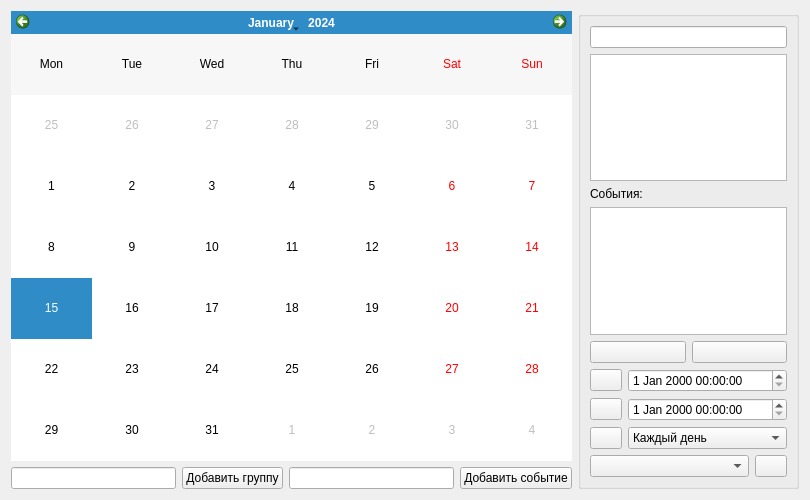
Qt form calendar_window.ui (Ledle/Qrganizer) before a commit.
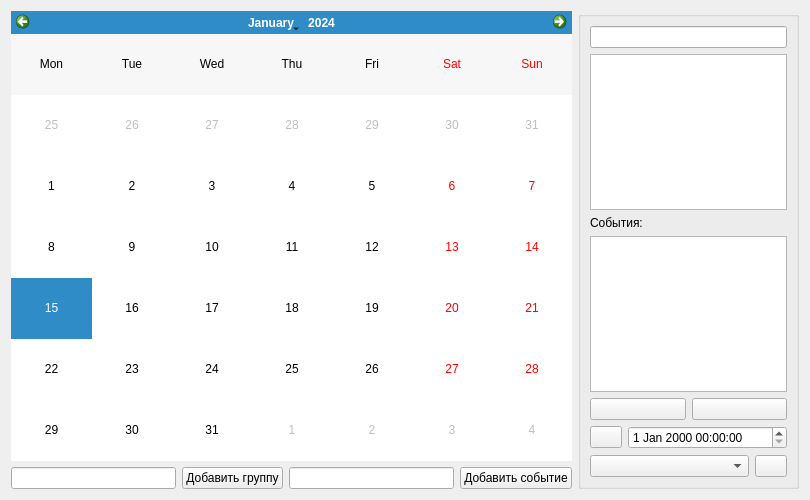
The same form after that commit. Icons and pictures are not drawn.

```diff
--- a/calendar_window.ui
+++ b/calendar_window.ui
@@ -152,75 +152,6 @@
         </item>
        </layout>
       </item>
-      <item>
-       <layout class="QHBoxLayout" name="horizontalLayout_3">
-        <item>
-         <widget class="QPushButton" name="Remind_Button">
-          <property name="maximumSize">
-           <size>
-            <width>32</width>
-            <height>16777215</height>
-           </size>
-          </property>
-          <property name="text">
-           <string/>
-          </property>
-          <property name="icon">
-           <iconset>
-            <normaloff>icons/alarm-clock.png</normaloff>icons/alarm-clock.png</iconset>
-          </property>
-         </widget>
-        </item>
-        <item>
-         <widget class="QDateTimeEdit" name="Remind_dateTimeEdit"/>
-        </item>
-       </layout>
-      </item>
-      <item>
-       <layout class="QHBoxLayout" name="horizontalLayout_4">
-        <item>
-         <widget class="QPushButton" name="Cycle_Button">
-          <property name="maximumSize">
-           <size>
-            <width>32</width>
-            <height>16777215</height>
-           </size>
-          </property>
-          <property name="text">
-           <string/>
-          </property>
-          <property name="icon">
-           <iconset>
-            <normaloff>icons/time-past.png</normaloff>icons/time-past.png</iconset>
-          </property>
-         </widget>
-        </item>
-        <item>
-         <widget class="QComboBox" name="Cycle_comboBox">
-          <item>
-           <property name="text">
-            <string>Каждый день</string>
-           </property>
-          </item>
-          <item>
-           <property name="text">
-            <string>Каждую неделю</string>
-           </property>
-          </item>
-          <item>
-           <property name="text">
-            <string>Каждый месяц</string>
-           </property>
-          </item>
-          <item>
-           <property name="text">
-            <string>Каждый год</string>
-           </property>
-          </item>
-         </widget>
-        </item>
-       </layout>
-      </item>
       <item>
        <layout class="QHBoxLayout" name="horizontalLayout_7">
         <item>
```
